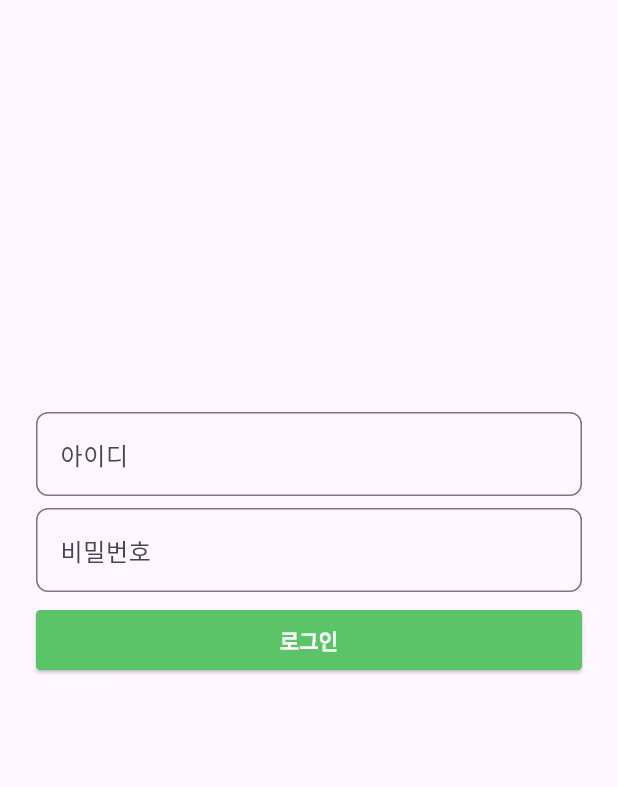
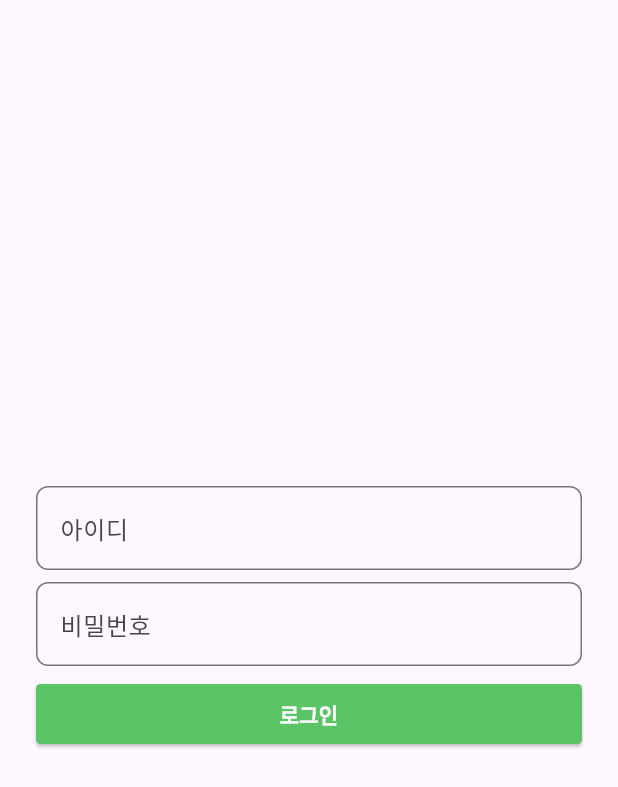
Before and after one commit to JorimJoram/TnA_app, a Flutter app: the screen it shows after launch, on a phone screen of 412 x 824 dp. Shown: the top 787 px of the screen. Run offline on Flutter 3.47's test engine with Material 3 defaults, Android fonts, the phone set to English and light mode, and no system bars; our stand-ins replace freezed_annotation; generated files the repository leaves out were written again.

Commit message:
fix: layout overflow

```diff
--- a/lib/common/theme/main_theme.dart
+++ b/lib/common/theme/main_theme.dart
@@ -1,3 +1,4 @@
 import 'package:flutter/material.dart';
 
 const Color jorimGreen = Color.fromARGB(255, 90, 196, 103);
+const Color jorimBlue = Color.fromARGB(255, 73, 129, 245);
--- a/lib/features/authentication/signin/presentation/signin_screen.dart
+++ b/lib/features/authentication/signin/presentation/signin_screen.dart
@@ -22,22 +22,30 @@ class _SigninScreenState extends State<SigninScreen> {
   Widget build(BuildContext context) {
     return Scaffold(
       body: SafeArea(
+        child: LayoutBuilder(
+          builder: (BuildContext context, BoxConstraints viewportConstraints) {
+            return SingleChildScrollView(
+              child: ConstrainedBox(
+                constraints: BoxConstraints(
+                  minHeight: viewportConstraints.maxHeight,
+                ),
                 child: Padding(
                   padding: const EdgeInsets.symmetric(horizontal: 24.0),
                   child: Column(
+                    mainAxisAlignment: MainAxisAlignment.center,
                     crossAxisAlignment: CrossAxisAlignment.stretch,
                     children: [
-              Expanded(child: const Center()),
-              Expanded(
-                child: SigninForm(
+                      SigninForm(
                         usenameController: _usernameController,
                         passwordController: _passwordController,
                         onPressedAuth: _handleAuth,
                       ),
-              ),
-              Expanded(child: const Center()),
                     ],
                   ),
+                ),
+              ),
+            );
+          },
         ),
       ),
     );
```
Also changed, not shown: lib/features/authentication/signin/presentation/widgets/components/signin_text_button.dart (added). Lines whose indentation alone changed are shown as unchanged.
